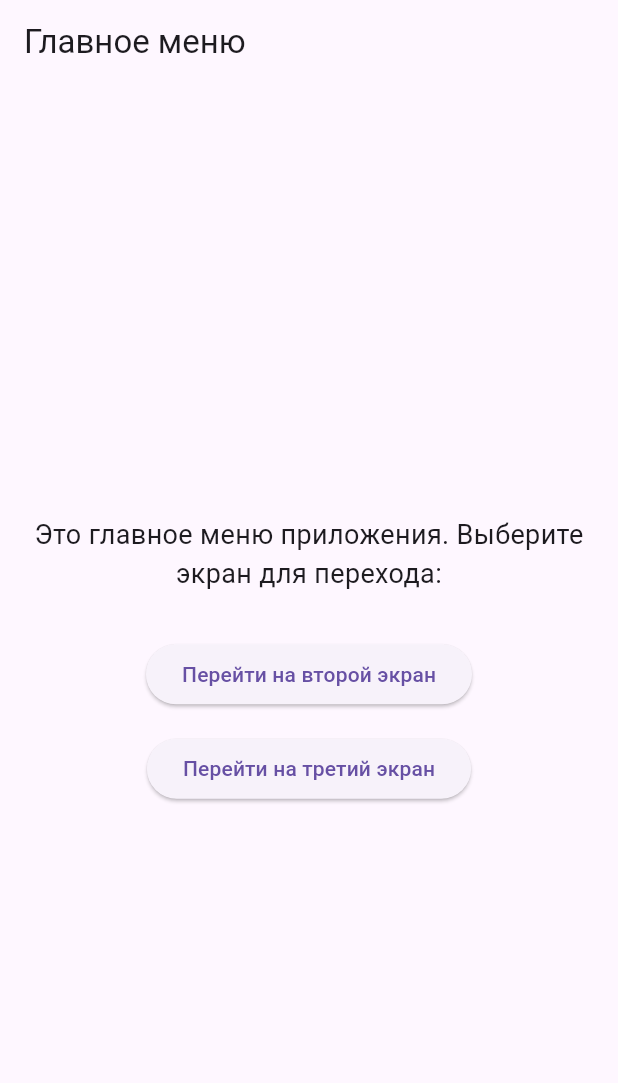
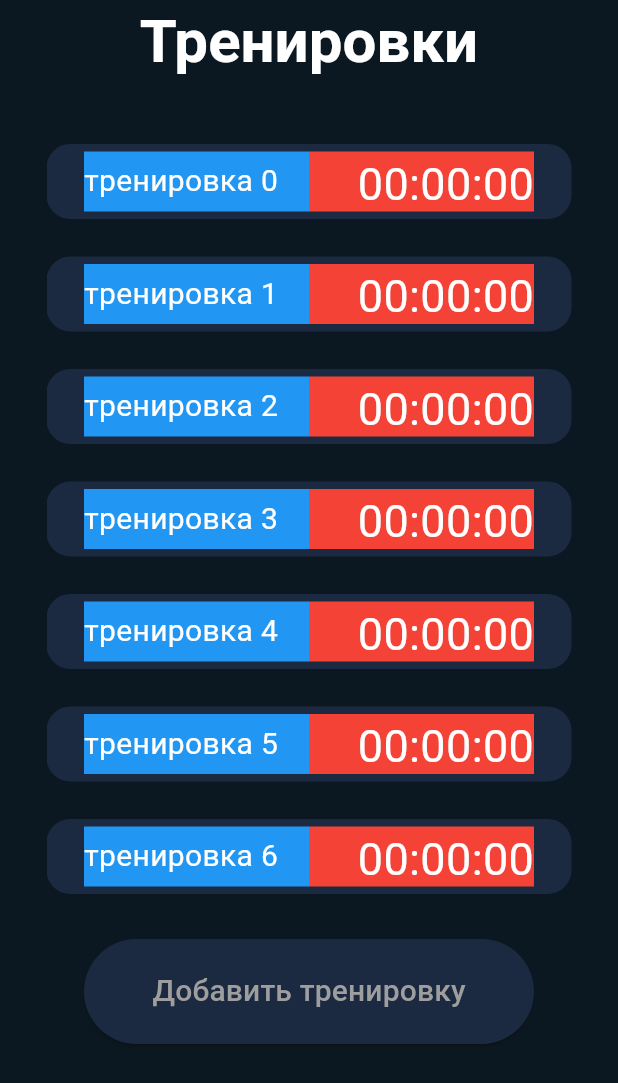
Before and after one commit to Gelbus/interval_timer, a Flutter app: the screen it shows after launch, on a phone screen of 412 x 824 dp. Shown: the top 1083 px of the screen. Run offline on Flutter 3.47's test engine with Material 3 defaults, Android fonts, the phone set to English and light mode, and no system bars.

Commit message:
Написан примерный вид главного экрана. Добавлена кнопка перехода на окно создания новой тренировки и добавлен список всех существующих тренировок.

```diff
--- /dev/null
+++ b/lib/home.dart
@@ -0,0 +1,130 @@
+import 'package:flutter/material.dart';
+
+const Color BGColor = Color(0xff0c1821);
+const Color ElementsColor = Color(0xff1B2A41);
+
+class Home extends StatelessWidget {
+  const Home({super.key});
+
+  @override
+  Widget build(BuildContext context) {
+    return Scaffold(
+      backgroundColor: BGColor,
+      appBar: appBar(),
+      body: Align(
+        alignment: Alignment.center,
+
+        child: Column(
+          crossAxisAlignment: CrossAxisAlignment.center,
+          children: [
+
+            SizedBox(height: 40,),
+
+            Container(
+              width: 350,
+              height: 500,
+              child: ListView.separated(
+                itemCount: 15,
+                scrollDirection: Axis.vertical,
+                // padding: EdgeInsets.only(
+                //   left: 10,
+                //   right: 10
+                // ),
+                separatorBuilder: (context, index) => SizedBox(height: 25,),
+                itemBuilder: (context, index) {
+                  return Container(
+                    alignment: Alignment.center,
+                    width: 350,
+                    height: 50,
+                    decoration: BoxDecoration(
+                      color: ElementsColor,
+                      borderRadius: BorderRadius.circular(16)
+                    ),
+                    child: Row(
+                      mainAxisAlignment: MainAxisAlignment.center,
+                      children: [
+                        Container(
+                          decoration: BoxDecoration(
+                              color: Colors.blue
+                          ),
+                          width: 150,
+                          height: 40,
+                          alignment: Alignment.centerLeft,
+                          child: Text(
+                            'тренировка ' + index.toString(),
+                            style: TextStyle(
+                              fontSize: 20,
+                              color: Colors.white,
+                            ),
+                          ),
+                        ),
+
+                        Container(
+                          decoration: BoxDecoration(
+                              color: Colors.red
+                          ),
+                          width: 150,
+                          height: 40,
+                          alignment: Alignment.centerRight,
+                          child: Text(
+                            '00:00:00',
+                            style: TextStyle(
+                              fontSize: 30,
+                              color: Colors.white,
+                            ),
+                          ),
+                        ),
+                      ],
+                    )
+                  );
+                },
+              ),
+            ),
+
+            const SizedBox(height: 30),
+
+
+            Container(
+              alignment: Alignment.bottomCenter,
+              child: ElevatedButton(
+                  onPressed: () {
+                    Navigator.pushNamed(context, '/second');
+                  },
+                  style: ElevatedButton.styleFrom(
+                    backgroundColor: ElementsColor,
+                    minimumSize: const Size(300, 70),
+                    maximumSize: const Size(300, 70),
+                  ),
+                  child: const Text(
+                    'Добавить тренировку',
+                    style: TextStyle(
+                        color: Colors.grey,
+                        fontSize: 20
+                    ),
+                  )
+              ),
+            )
+          ],
+        ),
+      )
+    );
+  }
+
+  AppBar appBar() {
+    return AppBar(
+      title: Text(
+        'Тренировки',
+        style: TextStyle(
+            color: Colors.white,
+            fontSize: 40,
+            fontWeight: FontWeight.bold
+        ),
+      ),
+      backgroundColor: BGColor,
+
+      elevation: 0.0,
+      scrolledUnderElevation: 0.0,
+      centerTitle: true,
+    );
+  }
+}
--- a/lib/main.dart
+++ b/lib/main.dart
@@ -1,4 +1,8 @@
 import 'package:flutter/material.dart';
+
+import 'package:interval_timer/home.dart';
+import 'package:interval_timer/workout.dart';
+import 'package:interval_timer/workout_creating.dart';
 
 void main() {
   runApp(const MyApp());
@@ -10,119 +14,13 @@ class MyApp extends StatelessWidget {
   @override
   Widget build(BuildContext context) {
     return MaterialApp(
-      title: 'Flutter Navigation Demo',
-      theme: ThemeData(
-        primarySwatch: Colors.blue,
-      ),
+      debugShowCheckedModeBanner: false,
       initialRoute: '/',
       routes: {
-        '/': (context) => const MainMenu(),
+        '/': (context) => const Home(),
         '/second': (context) => const SecondScreen(),
         '/third': (context) => const ThirdScreen(),
       },
     );
   }
 }
-
-class MainMenu extends StatelessWidget {
-  const MainMenu({super.key});
-
-  @override
-  Widget build(BuildContext context) {
-    return Scaffold(
-      appBar: AppBar(
-        title: const Text('Главное меню'),
-      ),
-      body: Center(
-        child: Column(
-          mainAxisAlignment: MainAxisAlignment.center,
-          children: [
-            const Text(
-              'Это главное меню приложения. Выберите экран для перехода:',
-              textAlign: TextAlign.center,
-              style: TextStyle(fontSize: 18),
-            ),
-            const SizedBox(height: 30),
-            ElevatedButton(
-              onPressed: () {
-                Navigator.pushNamed(context, '/second');
-              },
-              child: const Text('Перейти на второй экран'),
-            ),
-            const SizedBox(height: 15),
-            ElevatedButton(
-              onPressed: () {
-                Navigator.pushNamed(context, '/third');
-              },
-              child: const Text('Перейти на третий экран'),
-            ),
-          ],
-        ),
-      ),
-    );
-  }
-}
-
-class SecondScreen extends StatelessWidget {
-  const SecondScreen({super.key});
-
-  @override
-  Widget build(BuildContext context) {
-    return Scaffold(
-      appBar: AppBar(
-        title: const Text('Второй экран'),
-      ),
-      body: Center(
-        child: Column(
-          mainAxisAlignment: MainAxisAlignment.center,
-          children: [
-            const Text(
-              'Это второй экран приложения. Здесь может быть какая-то дополнительная информация или функционал.',
-              textAlign: TextAlign.center,
-              style: TextStyle(fontSize: 18),
-            ),
-            const SizedBox(height: 30),
-            ElevatedButton(
-              onPressed: () {
-                Navigator.pop(context);
-              },
-              child: const Text('Вернуться в главное меню'),
-            ),
-          ],
-        ),
-      ),
-    );
-  }
-}
-
-class ThirdScreen extends StatelessWidget {
-  const ThirdScreen({super.key});
-
-  @override
-  Widget build(BuildContext context) {
-    return Scaffold(
-      appBar: AppBar(
-        title: const Text('Третий экран'),
-      ),
-      body: Center(
-        child: Column(
-          mainAxisAlignment: MainAxisAlignment.center,
-          children: [
-            const Text(
-              'Это третий экран приложения. Он может содержать другие данные или настройки.',
-              textAlign: TextAlign.center,
-              style: TextStyle(fontSize: 18),
-            ),
-            const SizedBox(height: 30),
-            ElevatedButton(
-              onPressed: () {
-                Navigator.pop(context);
-              },
-              child: const Text('Вернуться в главное меню'),
-            ),
-          ],
-        ),
-      ),
-    );
-  }
-}
--- a/lib/workout.dart
+++ b/lib/workout.dart
@@ -0,0 +1,33 @@
+import 'package:flutter/material.dart';
+
+class ThirdScreen extends StatelessWidget {
+  const ThirdScreen({super.key});
+
+  @override
+  Widget build(BuildContext context) {
+    return Scaffold(
+      appBar: AppBar(
+        title: const Text('Третий экран'),
+      ),
+      body: Center(
+        child: Column(
+          mainAxisAlignment: MainAxisAlignment.center,
+          children: [
+            const Text(
+              'Это третий экран приложения. Он может содержать другие данные или настройки.',
+              textAlign: TextAlign.center,
+              style: TextStyle(fontSize: 18),
+            ),
+            const SizedBox(height: 30),
+            ElevatedButton(
+              onPressed: () {
+                Navigator.pop(context);
+              },
+              child: const Text('Вернуться в главное меню'),
+            ),
+          ],
+        ),
+      ),
+    );
+  }
+}
--- a/lib/workout_creating.dart
+++ b/lib/workout_creating.dart
@@ -0,0 +1,33 @@
+import 'package:flutter/material.dart';
+
+class SecondScreen extends StatelessWidget {
+  const SecondScreen({super.key});
+
+  @override
+  Widget build(BuildContext context) {
+    return Scaffold(
+      appBar: AppBar(
+        title: const Text('Второй экран'),
+      ),
+      body: Center(
+        child: Column(
+          mainAxisAlignment: MainAxisAlignment.center,
+          children: [
+            const Text(
+              'Это второй экран приложения. Здесь может быть какая-то дополнительная информация или функционал.',
+              textAlign: TextAlign.center,
+              style: TextStyle(fontSize: 18),
+            ),
+            const SizedBox(height: 30),
+            ElevatedButton(
+              onPressed: () {
+                Navigator.pop(context);
+              },
+              child: const Text('Вернуться в главное меню'),
+            ),
+          ],
+        ),
+      ),
+    );
+  }
+}
```
Also changed, not shown: lib/menu.dart (deleted).
